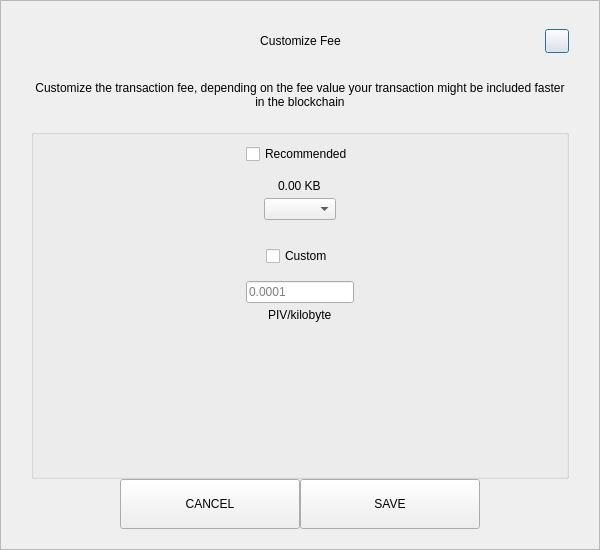
This is src/qt/encocoin/forms/sendcustomfeedialog.ui in Kopernikus-dev/test as Qt 5 draws it before an edit. The edited form follows.
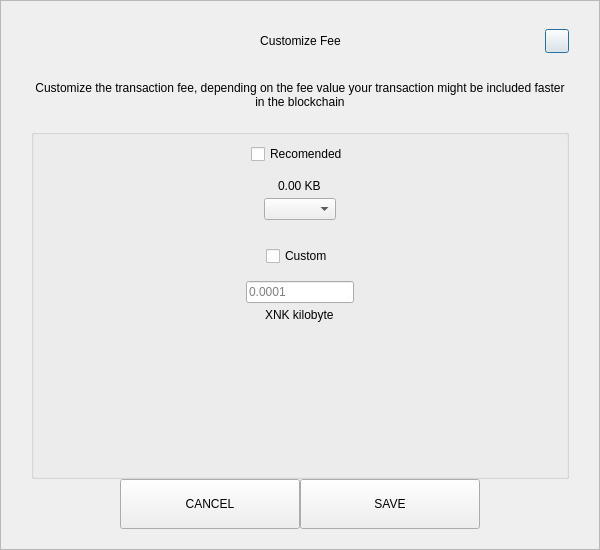
This is the edited form.

The edit to the form file:
```diff
--- a/src/qt/encocoin/forms/sendcustomfeedialog.ui
+++ b/src/qt/encocoin/forms/sendcustomfeedialog.ui
@@ -201,7 +201,7 @@
            <item alignment="Qt::AlignHCenter">
             <widget class="QCheckBox" name="checkBoxRecommended">
              <property name="text">
-              <string>Recommended</string>
+              <string>Recomended</string>
              </property>
             </widget>
            </item>
@@ -287,7 +287,7 @@
            <item alignment="Qt::AlignHCenter">
             <widget class="QLabel" name="labelCustomFee">
              <property name="text">
-              <string>PIV/kilobyte</string>
+              <string>XNK kilobyte</string>
              </property>
             </widget>
            </item>
```
